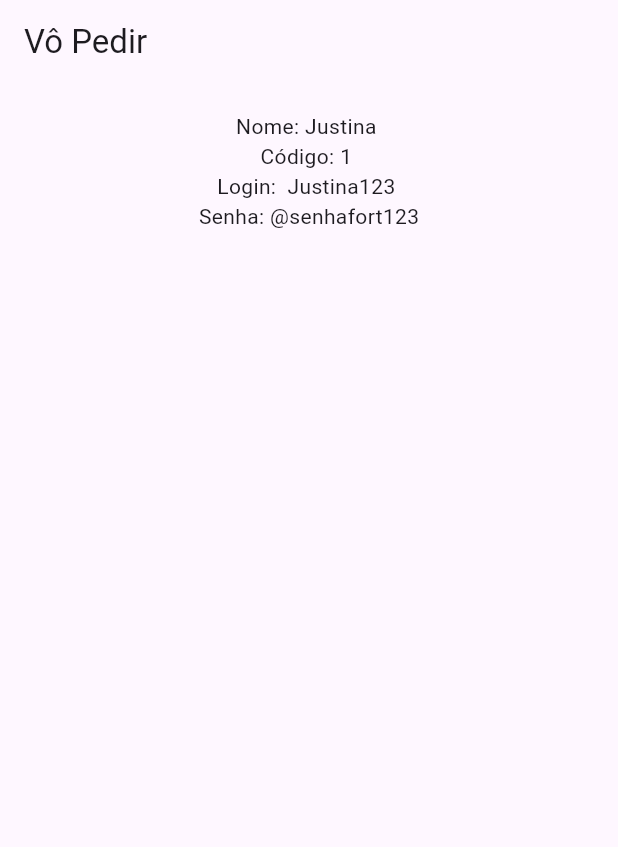
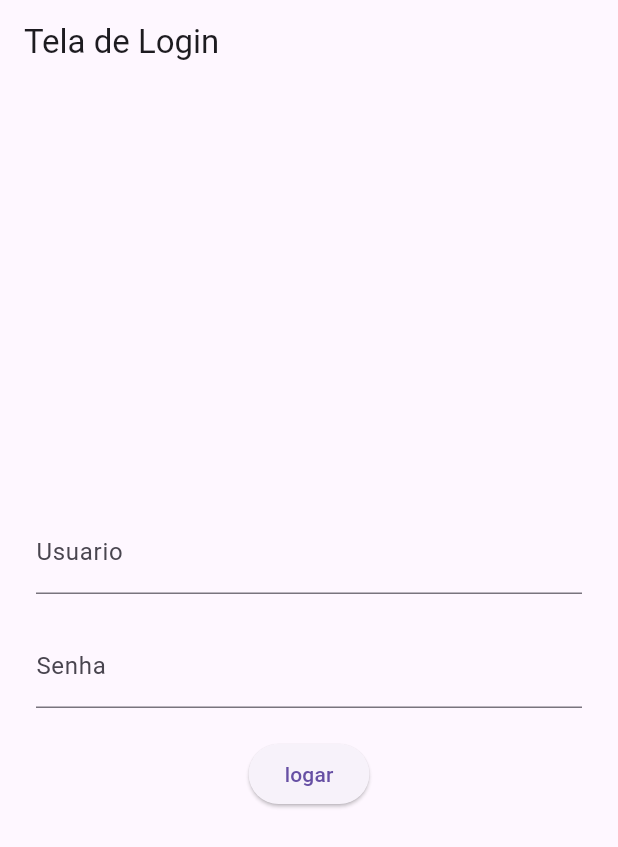
Before and after one commit to niniajustina-ui/voupedir, a Flutter app: the screen it shows after launch, on a phone screen of 412 x 824 dp. Shown: the top 847 px of the screen. Run offline on Flutter 3.47's test engine with Material 3 defaults, Android fonts, the phone set to English and light mode, and no system bars; accounts and stored records are empty.

Commit message:
criação de telas de home e de login funcionando a ação de banco de login sem banco de dados

```diff
--- a/lib/main.dart
+++ b/lib/main.dart
@@ -1,4 +1,5 @@
 import 'package:flutter/material.dart';
+import 'tela_login.dart';
 import 'usuario.dart';
 import 'tipo.dart';
 import 'restaurante.dart';
@@ -14,7 +15,7 @@ class MyApp extends StatelessWidget {
   @override
   Widget build(BuildContext context) {
 
-    Usuario u = Usuario(
+    /*Usuario u = Usuario(
       codigo: 1,
       login: "Justina123",
       nome: "Justina",
@@ -34,26 +35,11 @@ class MyApp extends StatelessWidget {
       tipo: t,
 
 
-    );
+    );*/
 
     return MaterialApp(
-      home: Scaffold(
-        appBar: AppBar(
-          title: const Text("Vô Pedir"),
-        ),
-        body: Center(
-          child: Padding(padding: const EdgeInsets.all(18.0),
-            child: Column(
-              children: [
-                Text("Nome: ${u.nome} "),
-                Text("Código: ${u.codigo} "),
-                Text("Login:  ${u.login} "),
-                Text("Senha: ${u.senha}")
-              ],
-            ),
-          ),
-        ),
-      ),
+      debugShowCheckedModeBanner: false,
+      home: TelaLogin(),
     );
   }
 }
--- /dev/null
+++ b/lib/tela_home.dart
@@ -0,0 +1,16 @@
+import 'package:flutter/material.dart';
+
+class TelaHome extends StatelessWidget{
+  TelaHome({super.key});
+
+  @override
+Widget build(BuildContext context){
+    return Scaffold(
+      appBar: AppBar(title: const Text("Seja bem vindo Usuario:")),
+      body: const Center(
+        child:Text("Tela de Home"),
+      ),
+    );
+  }
+
+}
--- /dev/null
+++ b/lib/tela_login.dart
@@ -0,0 +1,54 @@
+import 'dart:ui';
+import 'usuario.dart';
+import 'tela_home.dart';
+import 'package:flutter/material.dart';
+
+class TelaLogin extends StatelessWidget {
+  TelaLogin({super.key});
+
+  Usuario u =Usuario(
+    nome: 'admin',
+    login: 'admin',
+    senha: '@senhaforte123',
+    codigo: 1
+  );
+
+  final TextEditingController usuarioController = TextEditingController();
+  final TextEditingController senhaController = TextEditingController();
+
+  @override
+  Widget build(BuildContext context) {
+    return Scaffold(
+        appBar: AppBar(title: const Text("Tela de Login")),
+        body: Padding(padding: const EdgeInsets.all(24.0),
+          child: Column(
+            mainAxisAlignment: MainAxisAlignment.center,
+            children: [
+              TextField(
+                decoration: const InputDecoration(labelText: 'Usuario'),
+                controller: usuarioController,
+              ),
+              const SizedBox(height: 20),
+              TextField(
+                decoration: const InputDecoration(labelText: 'Senha'),
+                obscureText: true,
+                controller: senhaController,
+              ),
+              SizedBox(height: 20,),
+              ElevatedButton(onPressed: () {
+                if(u.login == usuarioController.text && u.senha == senhaController.text){
+                  Navigator.push(context,
+                  MaterialPageRoute(builder: (context) => TelaHome())
+                  );
+                }else {
+                  ScaffoldMessenger.of(context).showSnackBar(
+                      SnackBar(content: Text("Usuario ou  Senha invalido!!"))
+                  );
+                }
+              }, child: const Text('logar')),
+            ],
+          ),
+        )
+    );
+  }
+}
```
Also changed, not shown: lib/usuario.dart (+12 -3 lines).
